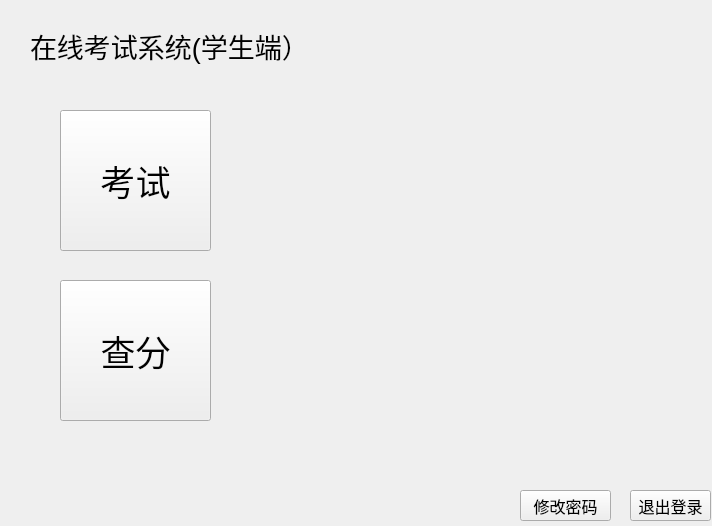
The window that source/studentwindow.ui (Sodataco/exam-system) describes before a commit, drawn with Qt 5.
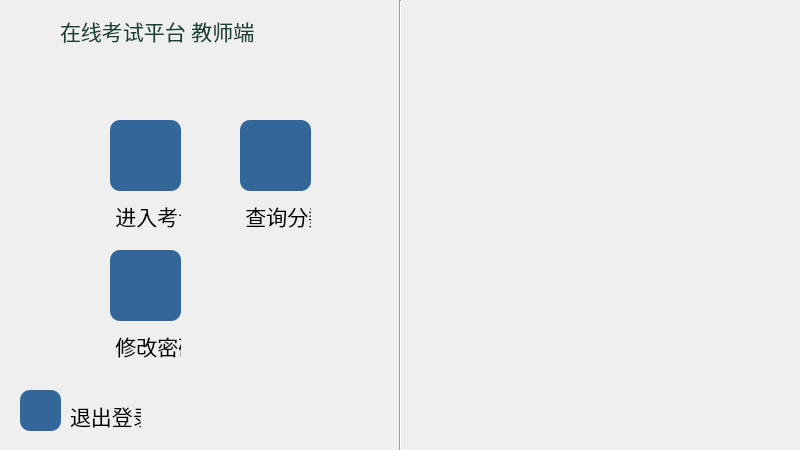
The same window after the commit. Icons and pictures are not drawn.

Commit message: 学生界面优化

```diff
--- a/source/studentwindow.ui
+++ b/source/studentwindow.ui
@@ -6,20 +6,26 @@
    <rect>
     <x>0</x>
     <y>0</y>
-    <width>712</width>
-    <height>526</height>
+    <width>800</width>
+    <height>450</height>
    </rect>
   </property>
   <property name="windowTitle">
    <string>Form</string>
   </property>
+  <property name="styleSheet">
+   <string notr="true">QWidget
+{
+background-color:white；
+}</string>
+  </property>
   <widget class="QPushButton" name="loginagain">
    <property name="geometry">
     <rect>
-     <x>630</x>
-     <y>490</y>
-     <width>81</width>
-     <height>31</height>
+     <x>20</x>
+     <y>390</y>
+     <width>41</width>
+     <height>41</height>
     </rect>
    </property>
    <property name="font">
@@ -27,35 +33,30 @@
      <pointsize>12</pointsize>
     </font>
    </property>
-   <property name="text">
-    <string>退出登录</string>
+   <property name="styleSheet">
+    <string notr="true">QPushButton
+{
+border:none;
+image:url(:/image/home.png);
+border-radius:10px;
+background-color:rgb(51, 102, 153);
+}
+QPushButton:hover
+{
+background-color:rgb(177, 204, 228);
+}</string>
    </property>
-  </widget>
-  <widget class="QLabel" name="label">
-   <property name="geometry">
-    <rect>
-     <x>30</x>
-     <y>10</y>
-     <width>281</width>
-     <height>71</height>
-    </rect>
-   </property>
-   <property name="font">
-    <font>
-     <pointsize>20</pointsize>
-    </font>
-   </property>
    <property name="text">
-    <string>在线考试系统(学生端）</string>
+    <string/>
    </property>
   </widget>
   <widget class="QPushButton" name="examBtn">
    <property name="geometry">
     <rect>
-     <x>60</x>
-     <y>110</y>
-     <width>151</width>
-     <height>141</height>
+     <x>110</x>
+     <y>120</y>
+     <width>71</width>
+     <height>71</height>
     </rect>
    </property>
    <property name="font">
@@ -63,17 +64,30 @@
      <pointsize>26</pointsize>
     </font>
    </property>
+   <property name="styleSheet">
+    <string notr="true">QPushButton
+{
+border:none;
+image:url(:/image/exam.png);
+border-radius:10px;
+background-color:rgb(51, 102, 153);
+}
+QPushButton:hover
+{
+background-color:rgb(177, 204, 228);
+}</string>
+   </property>
    <property name="text">
-    <string>考试</string>
+    <string/>
    </property>
   </widget>
   <widget class="QPushButton" name="findBtn">
    <property name="geometry">
     <rect>
-     <x>60</x>
-     <y>280</y>
-     <width>151</width>
-     <height>141</height>
+     <x>240</x>
+     <y>120</y>
+     <width>71</width>
+     <height>71</height>
     </rect>
    </property>
    <property name="font">
@@ -81,17 +95,30 @@
      <pointsize>26</pointsize>
     </font>
    </property>
+   <property name="styleSheet">
+    <string notr="true">QPushButton
+{
+border:none;
+image:url(:/image/chafen.png);
+border-radius:10px;
+background-color:rgb(51, 102, 153);
+}
+QPushButton:hover
+{
+background-color:rgb(177, 204, 228);
+}</string>
+   </property>
    <property name="text">
-    <string>查分</string>
+    <string/>
    </property>
   </widget>
   <widget class="QPushButton" name="changePassword">
    <property name="geometry">
     <rect>
-     <x>520</x>
-     <y>490</y>
-     <width>91</width>
-     <height>31</height>
+     <x>110</x>
+     <y>250</y>
+     <width>71</width>
+     <height>71</height>
     </rect>
    </property>
    <property name="font">
@@ -99,8 +126,203 @@
      <pointsize>12</pointsize>
     </font>
    </property>
+   <property name="styleSheet">
+    <string notr="true">QPushButton
+{
+border:none;
+image:url(:/image/lock0.png);
+border-radius:10px;
+background-color:rgb(51, 102, 153);
+}
+QPushButton:hover
+{
+background-color:rgb(177, 204, 228);
+}</string>
+   </property>
    <property name="text">
-    <string>修改密码</string>
+    <string/>
+   </property>
+  </widget>
+  <widget class="QLabel" name="label">
+   <property name="geometry">
+    <rect>
+     <x>60</x>
+     <y>0</y>
+     <width>291</width>
+     <height>61</height>
+    </rect>
+   </property>
+   <property name="font">
+    <font>
+     <family>华文中宋</family>
+     <pointsize>16</pointsize>
+    </font>
+   </property>
+   <property name="styleSheet">
+    <string notr="true">QLabel
+{
+color:rgb(25, 64, 56);
+backgroung-color:transparent;
+
+}</string>
+   </property>
+   <property name="text">
+    <string>在线考试平台 教师端</string>
+   </property>
+  </widget>
+  <widget class="QLabel" name="label_2">
+   <property name="geometry">
+    <rect>
+     <x>10</x>
+     <y>10</y>
+     <width>41</width>
+     <height>41</height>
+    </rect>
+   </property>
+   <property name="text">
+    <string/>
+   </property>
+   <property name="pixmap">
+    <pixmap resource="res.qrc">:/image/logo.png</pixmap>
+   </property>
+   <property name="scaledContents">
+    <bool>true</bool>
+   </property>
+  </widget>
+  <widget class="QLabel" name="label_3">
+   <property name="geometry">
+    <rect>
+     <x>110</x>
+     <y>200</y>
+     <width>71</width>
+     <height>31</height>
+    </rect>
+   </property>
+   <property name="font">
+    <font>
+     <family>华文中宋</family>
+     <pointsize>16</pointsize>
+    </font>
+   </property>
+   <property name="styleSheet">
+    <string notr="true">QLabel
+{
+backgroung-color:transparent;
+
+}</string>
+   </property>
+   <property name="text">
+    <string> 进入考试</string>
+   </property>
+  </widget>
+  <widget class="QLabel" name="label_4">
+   <property name="geometry">
+    <rect>
+     <x>240</x>
+     <y>200</y>
+     <width>71</width>
+     <height>31</height>
+    </rect>
+   </property>
+   <property name="font">
+    <font>
+     <family>华文中宋</family>
+     <pointsize>16</pointsize>
+    </font>
+   </property>
+   <property name="styleSheet">
+    <string notr="true">QLabel
+{
+backgroung-color:transparent;
+
+}</string>
+   </property>
+   <property name="text">
+    <string> 查询分数</string>
+   </property>
+  </widget>
+  <widget class="QLabel" name="label_5">
+   <property name="geometry">
+    <rect>
+     <x>110</x>
+     <y>330</y>
+     <width>71</width>
+     <height>31</height>
+    </rect>
+   </property>
+   <property name="font">
+    <font>
+     <family>华文中宋</family>
+     <pointsize>16</pointsize>
+    </font>
+   </property>
+   <property name="styleSheet">
+    <string notr="true">QLabel
+{
+backgroung-color:transparent;
+
+}</string>
+   </property>
+   <property name="text">
+    <string> 修改密码</string>
+   </property>
+  </widget>
+  <widget class="QLabel" name="label_6">
+   <property name="geometry">
+    <rect>
+     <x>70</x>
+     <y>400</y>
+     <width>71</width>
+     <height>31</height>
+    </rect>
+   </property>
+   <property name="font">
+    <font>
+     <family>华文中宋</family>
+     <pointsize>16</pointsize>
+    </font>
+   </property>
+   <property name="styleSheet">
+    <string notr="true">QLabel
+{
+backgroung-color:transparent;
+
+}</string>
+   </property>
+   <property name="text">
+    <string>退出登录</string>
+   </property>
+  </widget>
+  <widget class="Line" name="line">
+   <property name="geometry">
+    <rect>
+     <x>380</x>
+     <y>0</y>
+     <width>41</width>
+     <height>451</height>
+    </rect>
+   </property>
+   <property name="orientation">
+    <enum>Qt::Vertical</enum>
+   </property>
+  </widget>
+  <widget class="QLabel" name="label_7">
+   <property name="geometry">
+    <rect>
+     <x>580</x>
+     <y>50</y>
+     <width>51</width>
+     <height>51</height>
+    </rect>
+   </property>
+   <property name="text">
+    <string/>
+   </property>
+   <property name="pixmap">
+    <pixmap resource="res.qrc">:/image/photo.png</pixmap>
+   </property>
+   <property name="scaledContents">
+    <bool>true</bool>
    </property>
   </widget>
  </widget>
```
Left out of the diff: 4 changed lines with no effect on the pictures. The commit also changes 1 other file.
